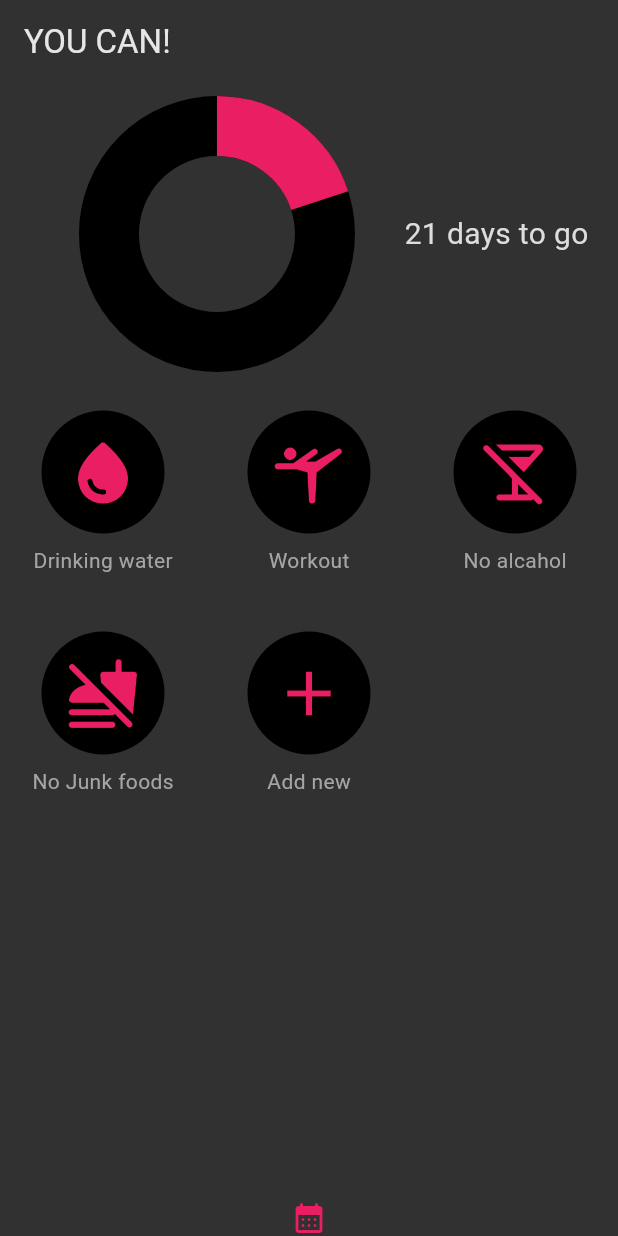
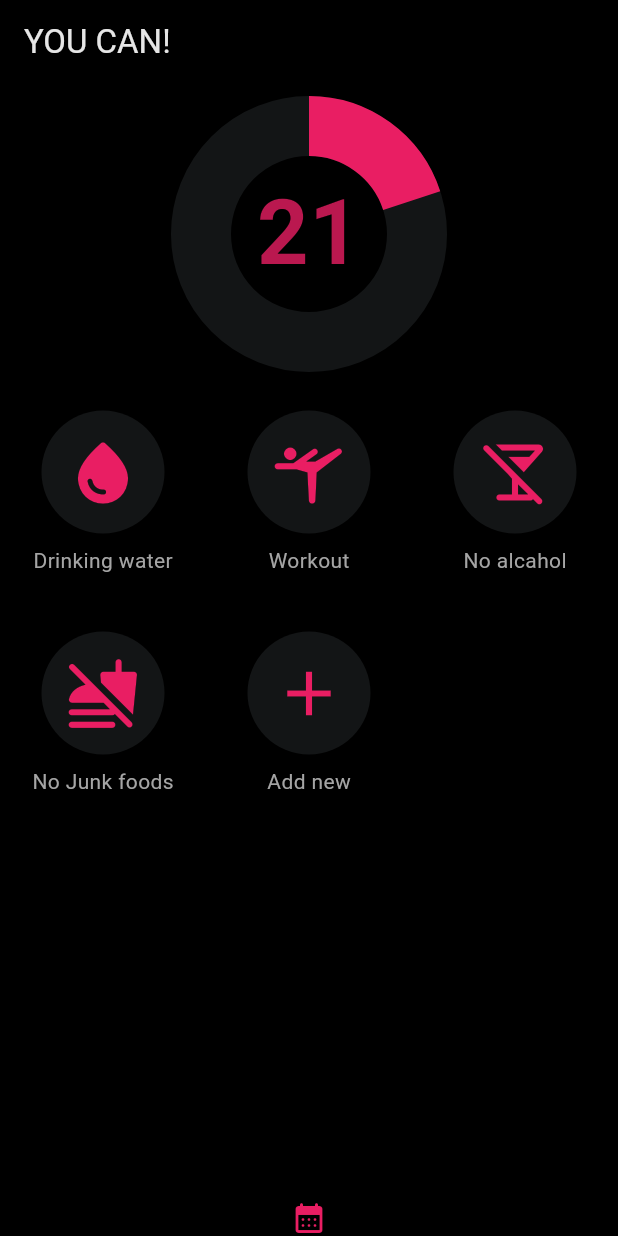
Before and after one commit to perumal2408/you-can, a Flutter app: the screen it shows after launch, on a phone screen of 412 x 824 dp. Run offline on Flutter 3.47's test engine with Material 3 defaults, Android fonts, the phone set to English and light mode, and no system bars; our stand-ins replace eva_icons_flutter.

Commit message:
UI bug fixes

```diff
--- a/lib/main.dart
+++ b/lib/main.dart
@@ -16,7 +16,7 @@ class MyApp extends StatelessWidget {
     return MaterialApp(
       title: 'Flutter Demo',
       theme: ThemeData(
-          scaffoldBackgroundColor: const Color.fromARGB(255, 49, 49, 49)),
+          scaffoldBackgroundColor: const Color.fromARGB(255, 0, 0, 0)),
       home: const MyHomePage(title: 'YOU CAN!'),
     );
   }
@@ -36,7 +36,8 @@ class _MyHomePageState extends State<MyHomePage> {
     return Scaffold(
       extendBodyBehindAppBar: false,
       appBar: AppBar(
-        backgroundColor: const Color.fromARGB(255, 49, 49, 49),
+        centerTitle: false,
+        backgroundColor: const Color.fromARGB(255, 0, 0, 0),
         title: Text(
           widget.title,
           style: const TextStyle(color: Color.fromARGB(255, 230, 230, 230)),
--- a/lib/widgets/day_count_widget.dart
+++ b/lib/widgets/day_count_widget.dart
@@ -1,4 +1,3 @@
-
 import 'package:flutter/material.dart';
 
 class DayCount extends StatelessWidget {
@@ -8,11 +7,11 @@ class DayCount extends StatelessWidget {
 
   @override
   Widget build(BuildContext context) {
-    return Row(
-      mainAxisSize: MainAxisSize.min,
+    return Stack(
+      // mainAxisSize: MainAxisSize.min,
       children: [
         Container(
-          width: 250,
+          width: double.infinity,
           height: 200,
           padding: const EdgeInsets.all(10),
           child: Center(
@@ -21,15 +20,25 @@ class DayCount extends StatelessWidget {
               child: const CircularProgressIndicator(
                 color: Colors.pink,
                 value: 0.2,
-                backgroundColor: Colors.black,
+                backgroundColor: Color.fromARGB(255, 19, 21, 22),
                 strokeWidth: 10,
               ),
             ),
           ),
         ),
-        const Text(
-          "21 days to go",
-          style: TextStyle(fontSize: 20, color: Color.fromARGB(255, 221, 221, 221)),
+        Container(
+          height: 200,
+          alignment: Alignment.center,
+          child: Text(
+            "21",
+            textAlign: TextAlign.center,
+            overflow: TextOverflow.ellipsis,
+            style: TextStyle(
+              fontSize: 60,
+              color: Colors.pink.withOpacity(0.8),
+              fontWeight: FontWeight.bold,
+            ),
+          ),
         ),
       ],
     );
--- a/lib/widgets/habbit_card_widget.dart
+++ b/lib/widgets/habbit_card_widget.dart
@@ -10,11 +10,15 @@ class habbit_card extends StatelessWidget {
   Widget build(BuildContext context) {
     // late List<Map<String, Object>> habbitList;
     var habbitList = [
-      {"title": "drinking water", "icon": Icon(Icons.water_drop_rounded ,color: Colors.pink)},
-      {"title": "Floss", "icon": Icon(EvaIcons.archive , color: Colors.pink)}
+      {
+        "title": "drinking water",
+        "icon": Icon(Icons.water_drop_rounded, color: Colors.pink)
+      },
+      {"title": "Floss", "icon": Icon(EvaIcons.archive, color: Colors.pink)}
     ];
 
     return GridView.count(
+      physics: const NeverScrollableScrollPhysics(),
       mainAxisSpacing: 10,
       padding: EdgeInsets.zero,
       crossAxisCount: 3,
@@ -59,11 +63,11 @@ class habbit_card extends StatelessWidget {
           onTap: () {
             showModalBottomSheet(
               isDismissible: true,
-              backgroundColor:Color.fromARGB(255, 49, 49, 49),
+              backgroundColor: Color.fromARGB(255, 49, 49, 49),
               context: context,
               builder: (context) {
                 return Container(
-                  margin: EdgeInsets.only(bottom:10),
+                  margin: EdgeInsets.only(bottom: 10),
                   child: ListView(
                     shrinkWrap: true,
                     children: habbitList
@@ -79,8 +83,11 @@ class habbit_card extends StatelessWidget {
                                     child: Row(
                                       mainAxisSize: MainAxisSize.min,
                                       children: [
-                                        Text(habbits["title"] as String , style: TextStyle(color: Colors.white),),
-                                        habbits['icon'] as Icon ,
+                                        Text(
+                                          habbits["title"] as String,
+                                          style: TextStyle(color: Colors.white),
+                                        ),
+                                        habbits['icon'] as Icon,
                                       ],
                                     ),
                                   ),
@@ -134,7 +141,7 @@ class MyHabbits extends StatelessWidget {
             padding: const EdgeInsets.all(8.0),
             child: Container(
               decoration: const BoxDecoration(
-                color: Colors.black,
+                color: Color.fromARGB(255, 19, 21, 22),
                 shape: BoxShape.circle,
               ),
               child: Padding(
```
Also changed, not shown: 1 other file.
